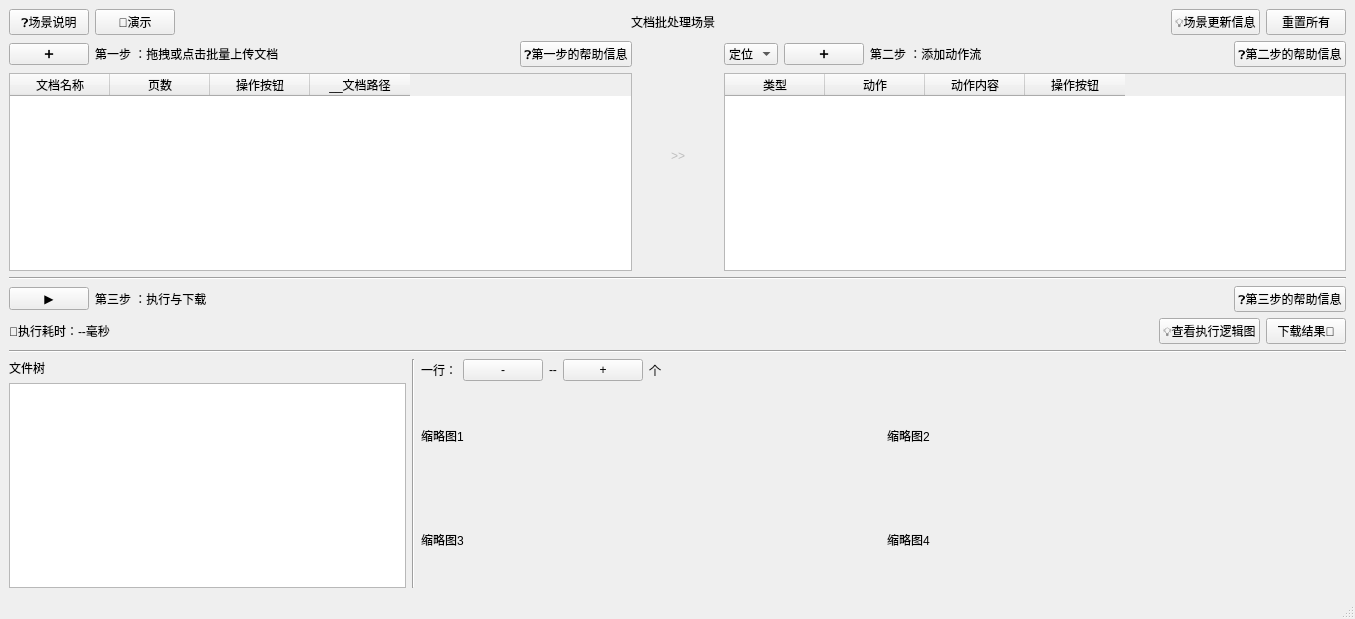
Before: the Qt Designer form yrx_project/client/ui/process_docs.ui in Cookie-HOO/yrx_project, drawn with Qt 5.
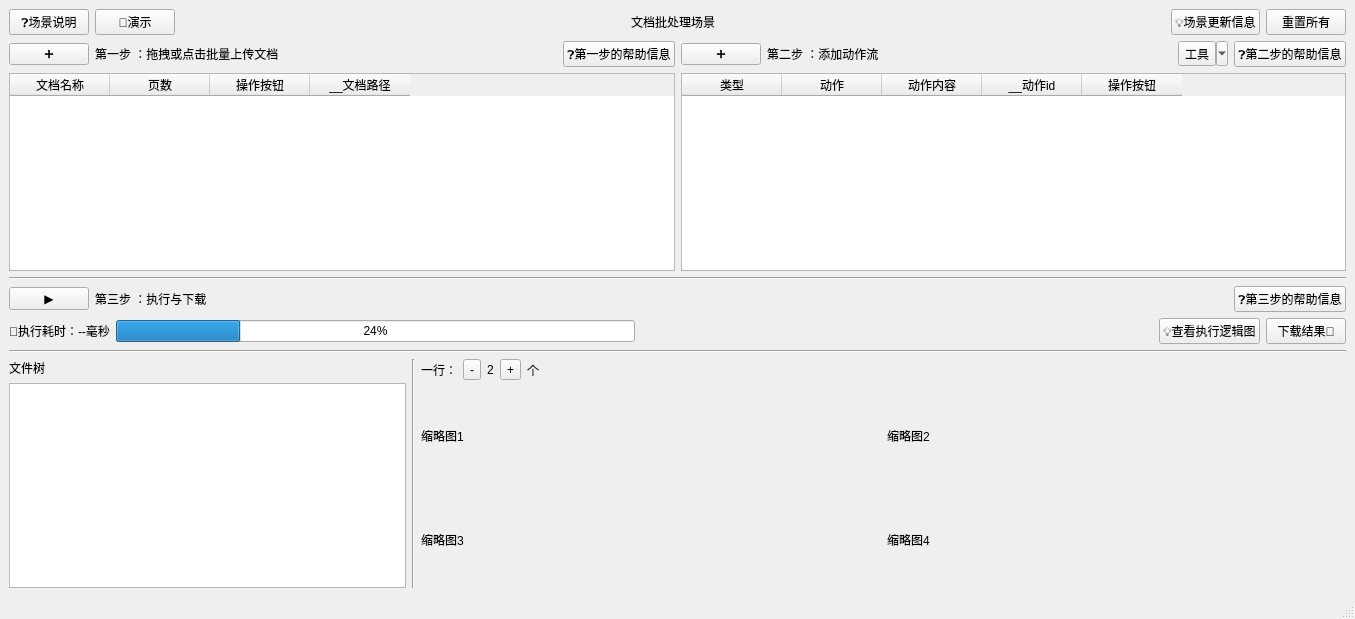
After: the same form once the commit is applied.

Commit message: feat: add button_menu & add my_types & ui with tree and view

Diff of the .ui file:
```diff
--- a/yrx_project/client/ui/process_docs.ui
+++ b/yrx_project/client/ui/process_docs.ui
@@ -93,7 +93,7 @@
      </layout>
     </item>
     <item>
-     <layout class="QHBoxLayout" name="horizontalLayout_4" stretch="0,0,0">
+     <layout class="QHBoxLayout" name="horizontalLayout_4" stretch="0,0">
       <item>
        <layout class="QVBoxLayout" name="verticalLayout">
         <item>
@@ -182,53 +182,10 @@
         </item>
        </layout>
       </item>
-      <item>
-       <widget class="QPushButton" name="pushButton">
-        <property name="enabled">
-         <bool>false</bool>
-        </property>
-        <property name="acceptDrops">
-         <bool>false</bool>
-        </property>
-        <property name="text">
-         <string>&gt;&gt;</string>
-        </property>
-        <property name="autoDefault">
-         <bool>false</bool>
-        </property>
-        <property name="flat">
-         <bool>true</bool>
-        </property>
-       </widget>
-      </item>
       <item>
        <layout class="QVBoxLayout" name="verticalLayout_2">
         <item>
          <layout class="QHBoxLayout" name="horizontalLayout">
-          <item>
-           <widget class="QComboBox" name="add_action_combo">
-            <item>
-             <property name="text">
-              <string>定位</string>
-             </property>
-            </item>
-            <item>
-             <property name="text">
-              <string>选择</string>
-             </property>
-            </item>
-            <item>
-             <property name="text">
-              <string>修改</string>
-             </property>
-            </item>
-            <item>
-             <property name="text">
-              <string>合并</string>
-             </property>
-            </item>
-           </widget>
-          </item>
           <item>
            <widget class="QPushButton" name="add_action_button">
             <property name="text">
@@ -256,6 +213,43 @@
             </property>
            </spacer>
           </item>
+          <item>
+           <widget class="QToolButton" name="action_tool_box">
+            <property name="enabled">
+             <bool>true</bool>
+            </property>
+            <property name="focusPolicy">
+             <enum>Qt::TabFocus</enum>
+            </property>
+            <property name="contextMenuPolicy">
+             <enum>Qt::DefaultContextMenu</enum>
+            </property>
+            <property name="toolTip">
+             <string/>
+            </property>
+            <property name="text">
+             <string>工具</string>
+            </property>
+            <property name="iconSize">
+             <size>
+              <width>20</width>
+              <height>20</height>
+             </size>
+            </property>
+            <property name="popupMode">
+             <enum>QToolButton::MenuButtonPopup</enum>
+            </property>
+            <property name="toolButtonStyle">
+             <enum>Qt::ToolButtonTextOnly</enum>
+            </property>
+            <property name="autoRaise">
+             <bool>false</bool>
+            </property>
+            <property name="arrowType">
+             <enum>Qt::NoArrow</enum>
+            </property>
+           </widget>
+          </item>
           <item>
            <widget class="QPushButton" name="step2_help_info_button">
             <property name="text">
@@ -280,7 +274,7 @@
            <enum>QAbstractItemView::ScrollPerItem</enum>
           </property>
           <property name="columnCount">
-           <number>4</number>
+           <number>5</number>
           </property>
           <attribute name="verticalHeaderVisible">
            <bool>true</bool>
@@ -300,6 +294,11 @@
             <string>动作内容</string>
            </property>
           </column>
+          <column>
+           <property name="text">
+            <string>__动作id</string>
+           </property>
+          </column>
           <column>
            <property name="text">
             <string>操作按钮</string>
@@ -365,6 +364,19 @@
         </property>
        </widget>
       </item>
+      <item>
+       <widget class="QProgressBar" name="run_progress_bar">
+        <property name="value">
+         <number>24</number>
+        </property>
+        <property name="textVisible">
+         <bool>true</bool>
+        </property>
+        <property name="textDirection">
+         <enum>QProgressBar::TopToBottom</enum>
+        </property>
+       </widget>
+      </item>
       <item>
        <spacer name="horizontalSpacer_6">
         <property name="orientation">
@@ -436,7 +448,7 @@
            </widget>
           </item>
           <item>
-           <widget class="QPushButton" name="result_previw_col_num_sub_button">
+           <widget class="QToolButton" name="preview_col_num_sub_button">
             <property name="text">
              <string>-</string>
             </property>
@@ -445,12 +457,12 @@
           <item>
            <widget class="QLabel" name="result_previw_col_num_text">
             <property name="text">
-             <string>--</string>
+             <string>2</string>
             </property>
            </widget>
           </item>
           <item>
-           <widget class="QPushButton" name="result_previw_col_num_add_button">
+           <widget class="QToolButton" name="preview_col_num_add_button">
             <property name="text">
              <string>+</string>
             </property>
```
Left out of the diff: 3 changed lines with no effect on the pictures. The commit also changes 11 other files.
